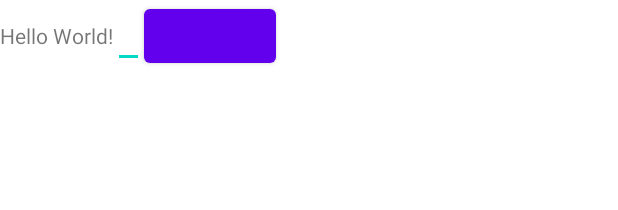
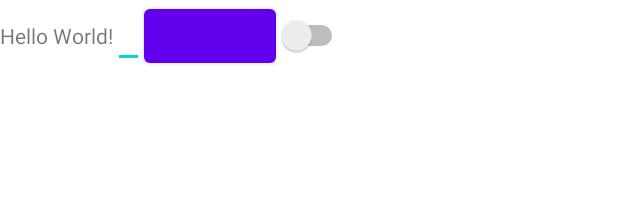
Before and after one commit to Navara91/HomeWorkRepo, an Android app: the layout activity_main.xml on its own in the app's theme, with its tools: preview values and no code run, on a phone screen of 412 x 824 dp. Shown: the top 210 px of the screen. Run offline under Robolectric (Android 15) with nearby library versions, the phone set to English and light mode, and no system bars.

```diff
--- a/app/src/main/res/layout/activity_main.xml
+++ b/app/src/main/res/layout/activity_main.xml
@@ -20,6 +20,9 @@
         android:layout_width="wrap_content"
         android:layout_height="wrap_content" />
 
+    <Switch
+        android:layout_width="wrap_content"
+        android:layout_height="wrap_content"/>
 
 
 </LinearLayout>
```
